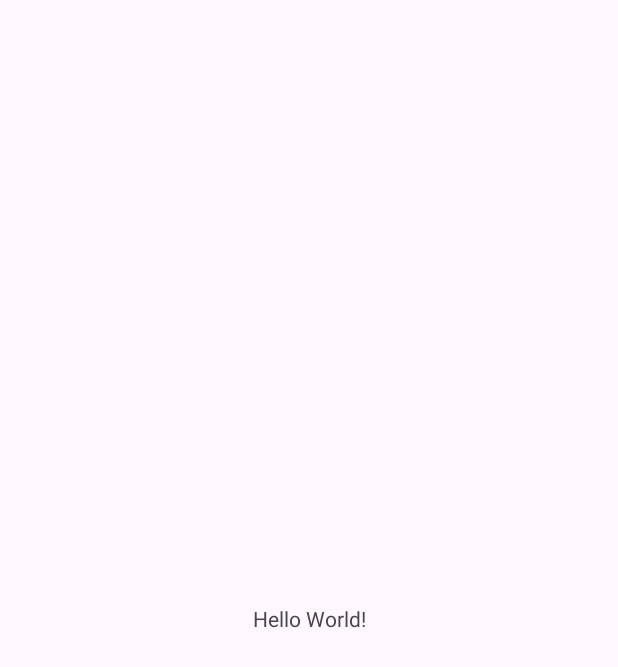
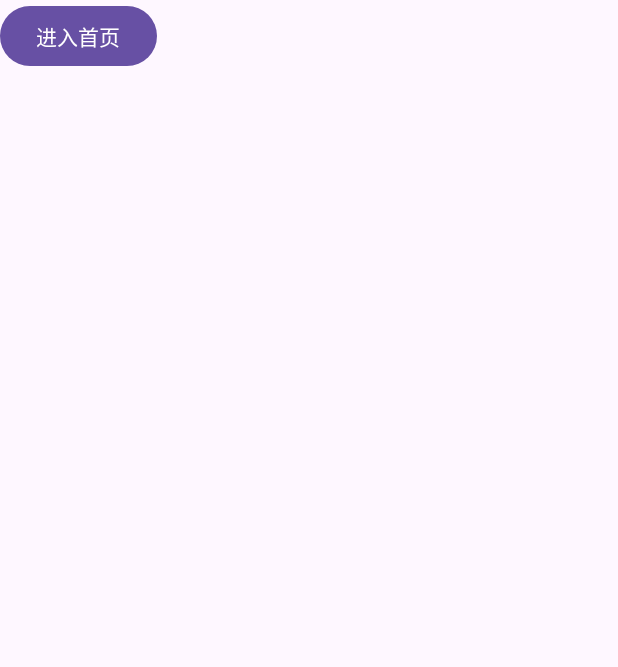
Before and after one commit to ikaijian-android/studyApp, an Android app: the screen it shows after launch (MainActivity), on a phone screen of 412 x 824 dp. Before the commit the part shown is almost empty. Shown: the top 667 px of the screen. Run offline under Robolectric (Android 15) with nearby library versions, the phone set to English and light mode, and no system bars.

Commit message:
activity “传参数”

```diff
--- a/app/src/main/java/com/ikaijian/studyapp/MainActivity.kt
+++ b/app/src/main/java/com/ikaijian/studyapp/MainActivity.kt
@@ -1,20 +1,52 @@
 package com.ikaijian.studyapp
 
+import android.content.Intent
 import android.os.Bundle
+import android.view.View
+import android.widget.Button
+import android.widget.Toast
 import androidx.activity.enableEdgeToEdge
 import androidx.appcompat.app.AppCompatActivity
 import androidx.core.view.ViewCompat
 import androidx.core.view.WindowInsetsCompat
+import com.ikaijian.studyapp.ui.HomeActivity
 
 class MainActivity : AppCompatActivity() {
     override fun onCreate(savedInstanceState: Bundle?) {
         super.onCreate(savedInstanceState)
+
         enableEdgeToEdge()
+
         setContentView(R.layout.activity_main)
         ViewCompat.setOnApplyWindowInsetsListener(findViewById(R.id.main)) { v, insets ->
             val systemBars = insets.getInsets(WindowInsetsCompat.Type.systemBars())
             v.setPadding(systemBars.left, systemBars.top, systemBars.right, systemBars.bottom)
             insets
         }
+
+        // 绑定某个行为
+        val button = findViewById<Button>(R.id.button)
+        // 设置点击事件监听器
+        button.setOnClickListener {
+            goToHome()
+        }
+    }
+
+    private fun goToHome() {
+        Toast.makeText(this,"跳转到首页",Toast.LENGTH_SHORT).show()
+        // 显示跳转
+//        Intent(this,HomeActivity::class.java).apply {
+//            putExtra("postId","12132312")
+//            startActivity(this)
+//        }
+        // 另一种写法
+        val intent = Intent(this,HomeActivity::class.java)
+        intent.putExtra("postId","12345678")
+        startActivity(intent)
+
+        // 隐式跳转，不用activity引用
+//        Intent("com.ikaijian.studyapp.home").apply {
+//            startActivity(this)
+//        }
     }
 }
--- a/app/src/main/res/layout/activity_main.xml
+++ b/app/src/main/res/layout/activity_main.xml
@@ -7,13 +7,14 @@
     android:layout_height="match_parent"
     tools:context=".MainActivity">
 
-    <TextView
+
+    <Button
+        android:id="@+id/button"
         android:layout_width="wrap_content"
         android:layout_height="wrap_content"
-        android:text="Hello World!"
-        app:layout_constraintBottom_toBottomOf="parent"
-        app:layout_constraintEnd_toEndOf="parent"
-        app:layout_constraintStart_toStartOf="parent"
-        app:layout_constraintTop_toTopOf="parent" />
+        android:text="进入首页"
+        tools:ignore="MissingConstraints,OnClick"
+        tools:layout_editor_absoluteX="153dp"
+        tools:layout_editor_absoluteY="367dp" />
 
 </androidx.constraintlayout.widget.ConstraintLayout>
--- a/settings.gradle.kts
+++ b/settings.gradle.kts
@@ -14,7 +14,6 @@ pluginManagement {
 dependencyResolutionManagement {
     repositoriesMode.set(RepositoriesMode.FAIL_ON_PROJECT_REPOS)
     repositories {
-        maven(url = "https://mirrors.cloud.tencent.com/nexus/repository/maven-public/")
         google()
         mavenCentral()
     }
```
Also changed, not shown: app/src/main/AndroidManifest.xml (+8 -0 lines), app/src/main/java/com/ikaijian/studyapp/ui/HomeActivity.kt (added, +36 -0 lines), app/src/main/res/layout/activity_home.xml (added, +32 -0 lines).
